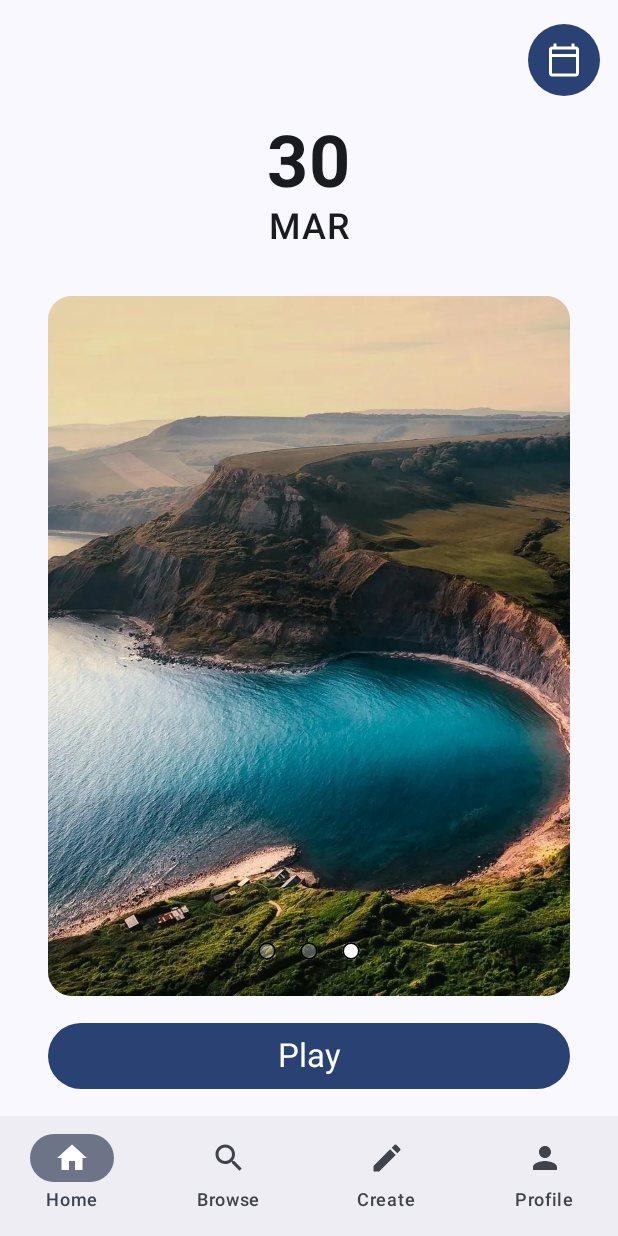
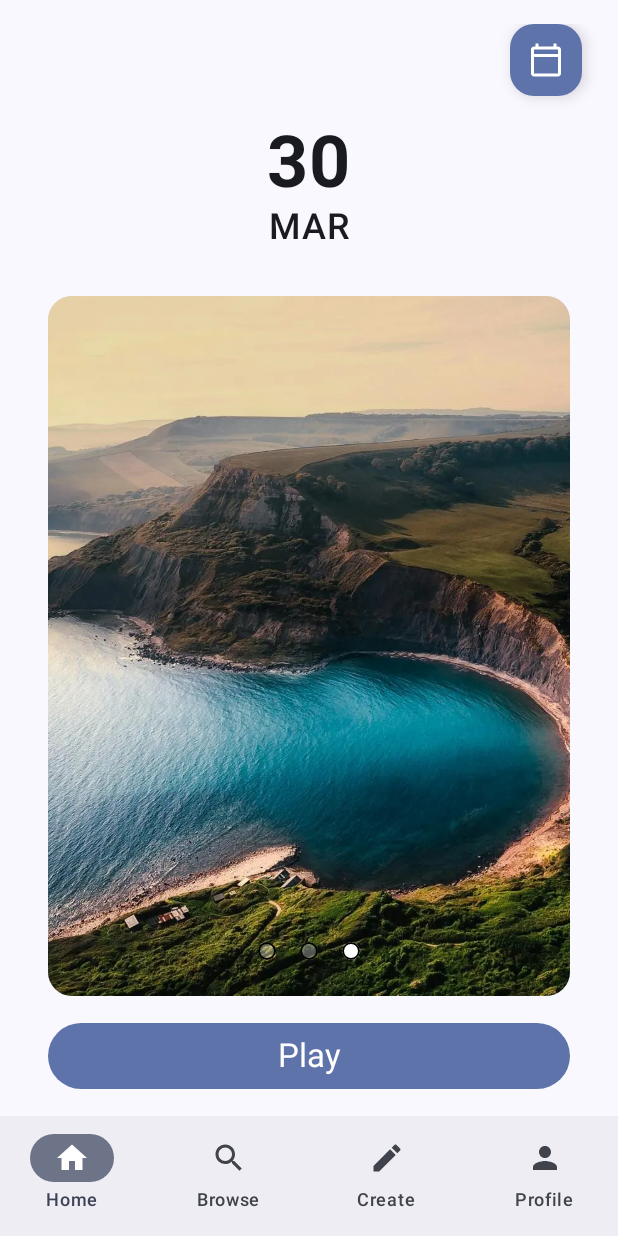
Before and after one commit to ShinKev/puzzlepals, an Android app built with Jetpack Compose: the screen it shows after launch (MainActivity), on a phone screen of 412 x 824 dp. Run offline under Robolectric (Android 15) with nearby library versions, the phone set to English and light mode, and no system bars; our stand-ins replace Dagger/Hilt's generated code; pictures from the network do not load.

Commit message:
feat: rework UI for a more constant feel

```diff
--- a/presentation/src/main/java/com/freelancekc/puzzlepals/presentation/components/CalendarButton.kt
+++ b/presentation/src/main/java/com/freelancekc/puzzlepals/presentation/components/CalendarButton.kt
@@ -3,8 +3,9 @@ package com.freelancekc.puzzlepals.presentation.components
 import androidx.compose.foundation.layout.size
 import androidx.compose.material.icons.Icons
 import androidx.compose.material.icons.outlined.CalendarToday
-import androidx.compose.material3.FilledIconButton
+import androidx.compose.material3.FloatingActionButton
 import androidx.compose.material3.Icon
+import androidx.compose.material3.MaterialTheme
 import androidx.compose.runtime.Composable
 import androidx.compose.ui.Modifier
 import androidx.compose.ui.tooling.preview.Preview
@@ -15,9 +16,10 @@ fun CalendarButton(
     onClick: () -> Unit,
     modifier: Modifier = Modifier
 ) {
-    FilledIconButton(
+    FloatingActionButton(
         onClick = onClick,
-        modifier = modifier.size(48.dp)
+        modifier = modifier.size(48.dp),
+        containerColor = MaterialTheme.colorScheme.primaryContainer
     ) {
         Icon(
             imageVector = Icons.Outlined.CalendarToday,
@@ -29,5 +31,7 @@ fun CalendarButton(
 @Preview(showBackground = true)
 @Composable
 fun CalendarButtonPreview() {
-    CalendarButton(onClick = {})
+    MaterialTheme {
+        CalendarButton(onClick = {})
+    }
 }
--- a/presentation/src/main/java/com/freelancekc/puzzlepals/presentation/components/PlayButton.kt
+++ b/presentation/src/main/java/com/freelancekc/puzzlepals/presentation/components/PlayButton.kt
@@ -22,12 +22,13 @@ fun PlayButton(
             .fillMaxWidth()
             .padding(horizontal = 32.dp),
         colors = ButtonDefaults.buttonColors(
-            containerColor = MaterialTheme.colorScheme.primary
+            containerColor = MaterialTheme.colorScheme.primaryContainer
         )
     ) {
         Text(
             text = "Play",
-            style = MaterialTheme.typography.titleLarge
+            style = MaterialTheme.typography.titleLarge,
+            color = MaterialTheme.colorScheme.onPrimaryContainer
         )
     }
 }
--- a/presentation/src/main/java/com/freelancekc/puzzlepals/presentation/screens/home/HomeScreen.kt
+++ b/presentation/src/main/java/com/freelancekc/puzzlepals/presentation/screens/home/HomeScreen.kt
@@ -122,7 +122,7 @@ private fun HomeContent(
             ) {
                 CalendarButton(
                     onClick = { setShowDatePicker(true) },
-                    modifier = Modifier.padding(end = 12.dp)
+                    modifier = Modifier.padding(end = 24.dp)
                 )
             }
 
```
